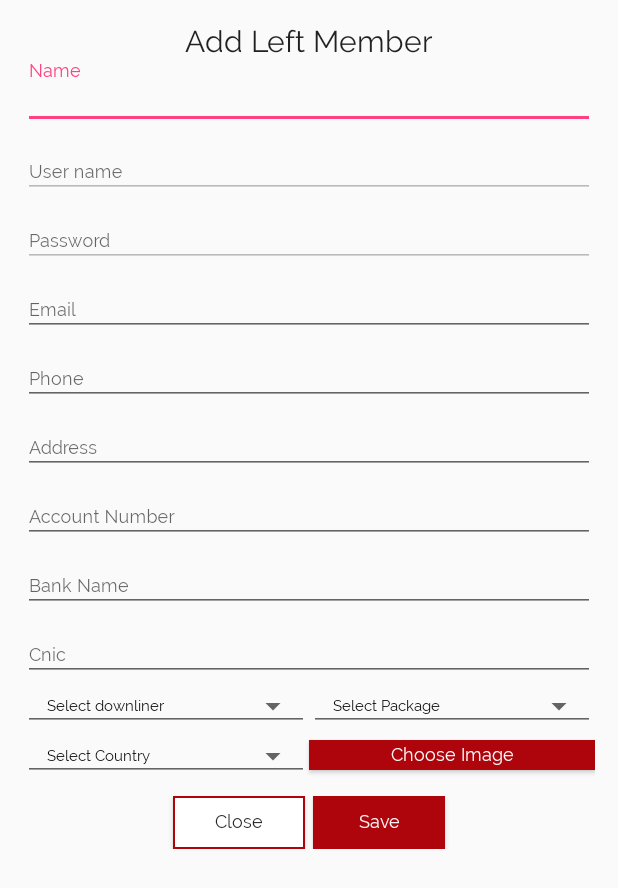
After one commit to mhd-zulqarnain/Binarymlm, an Android app: the AddMemberActivity screen opened directly, with no data from a screen before it, on a phone screen of 412 x 824 dp. The commit adds this screen. Shown: the top 888 px of the screen. Run offline under Robolectric (Android 15) with nearby library versions, the light colour scheme and no system bars.

Commit message:
make table

```diff
--- a/app/build.gradle
+++ b/app/build.gradle
@@ -42,4 +42,5 @@ dependencies {
 
     //SplashActivity Screen
     implementation 'gr.pantrif:easy-android-splash-screen:0.0.1'
+    implementation 'com.evrencoskun.library:tableview:0.8.8'
 }
--- /dev/null
+++ b/app/src/main/java/com/redcodetechnologies/mlm/AddMemberActivity.kt
@@ -0,0 +1,115 @@
+package com.redcodetechnologies.mlm
+
+import android.app.Activity
+import android.content.Intent
+import android.support.v7.app.AppCompatActivity
+import android.os.Bundle
+import android.text.Editable
+import android.text.Html
+import android.text.TextWatcher
+import com.company.redcode.royalcryptoexchange.utils.Apputils
+import kotlinx.android.synthetic.main.activity_add_member.*
+import java.util.*
+
+class AddMemberActivity : AppCompatActivity() {
+    val REQUSET_GALLERY_CODE: Int = 43
+   var  type:String = "right"
+
+    override fun onCreate(savedInstanceState: Bundle?) {
+        super.onCreate(savedInstanceState)
+        setContentView(R.layout.activity_add_member)
+        type = intent.getStringExtra("type");
+
+        ed_name!!.addTextChangedListener(object : TextWatcher {
+            override fun afterTextChanged(p0: Editable?) {
+                if (!ed_name!!.text.toString().trim().isEmpty() && ed_name!!.text.toString().trim() != "") {
+                    var name = ed_name!!.text.toString().trim()
+                    name = name.replace(" ", "");
+                    val r = Random(System.currentTimeMillis())
+                    var id = (1 + r.nextInt(2)) * 10000 + r.nextInt(10000)
+                    name = name + id
+                    var ran = UUID.randomUUID().toString()
+                    var pas = ran.split("-")
+                    ed_pass!!.setText(pas[0])
+                    ed_uname!!.setText(name)
+                }
+            }
+            override fun beforeTextChanged(p0: CharSequence?, p1: Int, p2: Int, p3: Int) {}
+            override fun onTextChanged(p0: CharSequence?, p1: Int, p2: Int, p3: Int) {}
+        })
+        if (type == "right") {
+            dialog_title!!.setText("Add Right Member")
+        } else
+            dialog_title!!.setText("Add Left Member")
+
+
+        btn_add_image.setOnClickListener {
+            val intent = Intent(Intent.ACTION_GET_CONTENT)
+            intent.type = "image/*"
+            startActivityForResult(intent, REQUSET_GALLERY_CODE)
+        }
+
+    }
+    private fun validation() {
+        if (ed_name!!.text.toString().trim() == "") {
+            ed_name!!.error = Html.fromHtml("<font color='white'>Enter user name</font>")
+            ed_name!!.requestFocus()
+            return
+        }
+
+        if (!Apputils.isValidEmail(ed_email!!.text.toString())) {
+            ed_email!!.error = Html.fromHtml("<font color='#E0796C'>Please enter correct Email Address</font>")
+            ed_email!!.requestFocus()
+            return
+
+        }
+
+        if (ed_phone!!.text.toString().trim() == "" || ed_phone!!.text.toString().trim { it <= ' ' }.length < 11) {
+            ed_phone!!.error = Html.fromHtml("<font color='white'>Invalid entry</font>")
+            ed_phone!!.requestFocus()
+            return
+
+        }
+
+        if (ed_address!!.text.toString().trim() == "") {
+            ed_address!!.error = Html.fromHtml("<font color='white'>This field could not be empty</font>")
+            ed_address!!.requestFocus()
+            return
+
+        }
+
+        if (ed_account!!.text.toString().trim() == "" || ed_account!!.text.toString().trim { it <= ' ' }.length < 18) {
+            ed_account!!.error = Html.fromHtml("<font color='white'>Invalid entry</font>")
+            ed_account!!.requestFocus()
+            return
+
+        }
+
+        if (ed_bank_name!!.text.toString().trim() == "") {
+            ed_bank_name!!.error = Html.fromHtml("<font color='white'>Please Enter bank name!</font>")
+            ed_bank_name!!.requestFocus()
+            return
+
+        }
+
+        if (ed_bank_name!!.text.toString().trim() == "") {
+            ed_bank_name!!.error = Html.fromHtml("<font color='white'>Please Enter bank name!</font>")
+            ed_bank_name!!.requestFocus()
+            return
+
+        }
+
+        if (ed_cnic!!.text.toString().trim() == "" || ed_cnic!!.text.toString().trim { it <= ' ' }.length < 12) {
+            ed_cnic!!.error = Html.fromHtml("<font color='white'>Invalid entry</font>")
+            ed_cnic!!.requestFocus()
+            return
+
+        }
+    }
+
+    override fun onActivityResult(requestCode: Int, resultCode: Int, data: Intent?) {
+        if (requestCode == REQUSET_GALLERY_CODE && resultCode == Activity.RESULT_OK && data != null) {
+            println("data " + data.data)
+        }
+    }
+}
--- a/app/src/main/java/com/redcodetechnologies/mlm/DrawerActivity.kt
+++ b/app/src/main/java/com/redcodetechnologies/mlm/DrawerActivity.kt
@@ -41,7 +41,7 @@ class DrawerActivity : AppCompatActivity(), NavigationView.OnNavigationItemSelec
         nav_view!!.setNavigationItemSelectedListener(this)
         enableExpandableList();
         getSupportActionBar()!!.setTitle("Dashboard")
-        supportFragmentManager.beginTransaction().add(R.id.main_layout, NetworkFragment()).commit()
+        supportFragmentManager.beginTransaction().add(R.id.main_layout, ReportFragment()).commit()
 
     }
 
--- /dev/null
+++ b/app/src/main/res/layout/activity_add_member.xml
@@ -0,0 +1,247 @@
+<?xml version="1.0" encoding="utf-8"?>
+<LinearLayout xmlns:android="http://schemas.android.com/apk/res/android"
+    android:layout_width="match_parent"
+    android:layout_height="wrap_content"
+    xmlns:app="http://schemas.android.com/apk/res-auto"
+    android:orientation="vertical"
+    >
+
+    <LinearLayout
+        android:layout_width="match_parent"
+        android:layout_height="wrap_content"
+        android:orientation="vertical"
+        android:layout_margin="15dp">
+        <TextView
+            android:id="@+id/dialog_title"
+            android:layout_width="wrap_content"
+            android:layout_height="wrap_content"
+            android:text="Add Left Member"
+            style="@style/CustomHeadingtextStyle"
+            android:layout_gravity="center"
+            />
+        <android.support.design.widget.TextInputLayout
+            android:layout_width="match_parent"
+            android:layout_height="wrap_content">
+
+            <EditText
+                android:id="@+id/ed_name"
+                android:layout_width="match_parent"
+                android:layout_height="wrap_content"
+                android:hint="Name"
+                android:imeOptions="actionDone"
+                android:maxLines="1"
+                style="@style/CustomBlacktextStyle"
+                android:singleLine="true"
+                />
+        </android.support.design.widget.TextInputLayout>
+        <android.support.design.widget.TextInputLayout
+            android:layout_width="match_parent"
+            android:layout_height="wrap_content">
+
+            <EditText
+                android:id="@+id/ed_uname"
+                android:layout_width="match_parent"
+                android:layout_height="wrap_content"
+                android:hint="User name"
+                android:imeOptions="actionNext"
+                android:maxLines="1"
+                style="@style/CustomBlacktextStyle"
+                android:singleLine="true"
+                android:enabled="false"
+                />
+        </android.support.design.widget.TextInputLayout>
+        <android.support.design.widget.TextInputLayout
+            android:layout_width="match_parent"
+            android:layout_height="wrap_content">
+
+            <EditText
+                android:id="@+id/ed_pass"
+                style="@style/CustomBlacktextStyle"
+                android:layout_width="match_parent"
+                android:layout_height="wrap_content"
+                android:enabled="false"
+                android:hint="Password"
+                android:imeOptions="actionNext"
+                android:inputType="textPassword"
+                android:maxLines="1"
+                android:singleLine="true" />
+        </android.support.design.widget.TextInputLayout>
+        <android.support.design.widget.TextInputLayout
+            android:layout_width="match_parent"
+            android:layout_height="wrap_content">
+
+            <EditText
+                android:id="@+id/ed_email"
+                android:layout_width="match_parent"
+                android:layout_height="wrap_content"
+                android:hint="Email"
+                android:inputType="textEmailAddress"
+                android:imeOptions="actionNext"
+                android:maxLines="1"
+                style="@style/CustomBlacktextStyle"
+                android:singleLine="true"
+                />
+        </android.support.design.widget.TextInputLayout>
+        <android.support.design.widget.TextInputLayout
+            android:layout_width="match_parent"
+            android:layout_height="wrap_content">
+
+            <EditText
+                android:id="@+id/ed_phone"
+                android:layout_width="match_parent"
+                android:layout_height="wrap_content"
+                android:hint="Phone"
+                android:inputType="number"
+                android:imeOptions="actionNext"
+                android:maxLines="1"
+                android:maxLength="11"
+                style="@style/CustomBlacktextStyle"
+                android:singleLine="true"
+                />
+        </android.support.design.widget.TextInputLayout>
+        <android.support.design.widget.TextInputLayout
+            android:layout_width="match_parent"
+            android:layout_height="wrap_content">
+
+            <EditText
+                android:id="@+id/ed_address"
+                android:layout_width="match_parent"
+                android:layout_height="wrap_content"
+                android:hint="Address"
+                android:inputType="text"
+                android:imeOptions="actionNext"
+                android:maxLines="1"
+                style="@style/CustomBlacktextStyle"
+                android:singleLine="true"
+                />
+        </android.support.design.widget.TextInputLayout>
+        <android.support.design.widget.TextInputLayout
+            android:layout_width="match_parent"
+            android:layout_height="wrap_content">
+
+            <EditText
+                android:id="@+id/ed_account"
+                android:layout_width="match_parent"
+                android:layout_height="wrap_content"
+                android:hint="Account Number"
+                android:inputType="number"
+                android:imeOptions="actionNext"
+                android:maxLines="1"
+                android:maxLength="20"
+                style="@style/CustomBlacktextStyle"
+                android:singleLine="true"
+                />
+        </android.support.design.widget.TextInputLayout>
+        <android.support.design.widget.TextInputLayout
+            android:layout_width="match_parent"
+            android:layout_height="wrap_content">
+
+            <EditText
+                android:id="@+id/ed_bank_name"
+                android:layout_width="match_parent"
+                android:layout_height="wrap_content"
+                android:hint="Bank Name"
+                android:inputType="text"
+                android:imeOptions="actionNext"
+                android:maxLines="1"
+                style="@style/CustomBlacktextStyle"
+                android:singleLine="true"
+                />
+        </android.support.design.widget.TextInputLayout>
+        <android.support.design.widget.TextInputLayout
+            android:layout_width="match_parent"
+            android:layout_height="wrap_content">
+
+            <EditText
+                android:id="@+id/ed_cnic"
+                android:layout_width="match_parent"
+                android:layout_height="wrap_content"
+                android:hint="Cnic"
+                android:inputType="number"
+                android:imeOptions="actionDone"
+                android:maxLines="1"
+                style="@style/CustomBlacktextStyle"
+                android:singleLine="true"
+                />
+        </android.support.design.widget.TextInputLayout>
+        <LinearLayout
+            android:layout_width="match_parent"
+            android:layout_height="wrap_content"
+            android:weightSum="2"
+            android:orientation="horizontal">
+            <android.support.v7.widget.AppCompatSpinner
+                android:layout_width="0dp"
+                android:layout_height="wrap_content"
+                android:layout_weight="1"
+                style="@style/Widget.AppCompat.Spinner.Underlined"
+                android:entries="@array/spinner_downliner"
+                android:theme="@style/CustomSpinner"
+                />
+            <android.support.v7.widget.AppCompatSpinner
+                android:layout_width="0dp"
+                android:layout_height="wrap_content"
+                style="@style/Widget.AppCompat.Spinner.Underlined"
+                android:layout_weight="1"
+                android:theme="@style/CustomSpinner"
+                android:entries="@array/spinner_package"
+                />
+
+        </LinearLayout>
+        <LinearLayout
+            android:layout_width="match_parent"
+            android:layout_height="wrap_content"
+            android:weightSum="2"
+            android:orientation="horizontal">
+            <android.support.v7.widget.AppCompatSpinner
+                android:layout_width="0dp"
+                style="@style/Widget.AppCompat.Spinner.Underlined"
+                android:layout_height="wrap_content"
+                android:layout_weight="1"
+                android:theme="@style/CustomSpinner"
+                android:entries="@array/spinner_country"
+                />
+            <Button
+                android:id="@+id/btn_add_image"
+                android:layout_width="0dp"
+                android:layout_height="20dp"
+                android:text="Choose Image"
+                style="@style/CustomWhitetextStyle"
+                android:layout_weight="1"
+                android:background="@color/colorRed"
+                />
+
+        </LinearLayout>
+        <LinearLayout
+            android:layout_width="match_parent"
+            android:layout_height="wrap_content"
+            android:gravity="center"
+            android:layout_margin="10dp"
+            android:orientation="horizontal"
+            >
+
+            <Button
+                android:id="@+id/btn_cancel"
+                android:layout_width="wrap_content"
+                android:layout_height="35dp"
+                android:text="Close"
+                android:background="@drawable/border_theme_red"
+                style="@style/CustomBlacktextStyle"
+                />
+
+            <Button
+                android:id="@+id/btn_ok"
+                android:layout_width="wrap_content"
+                android:layout_height="35dp"
+                android:text="Save"
+                android:layout_marginLeft="5dp"
+                android:background="@color/colorRed"
+                style="@style/CustomWhitetextStyle"
+                />
+
+        </LinearLayout>
+    </LinearLayout>
+
+
+
+
+</LinearLayout>
--- a/app/src/main/res/layout/fragment_network.xml
+++ b/app/src/main/res/layout/fragment_network.xml
@@ -275,6 +275,7 @@
         </LinearLayout>
 
         <TextView
+            android:id="@+id/fragment_title"
             android:layout_width="match_parent"
             android:layout_height="0dp"
             android:layout_weight=".8"
@@ -364,6 +365,7 @@
                 android:layout_width="match_parent"
                 android:layout_height="wrap_content"
                 android:layout_margin="3dp"
+                android:clickable="true"
                 android:background="@drawable/border_theme_red"
                 app:defaultQueryHint="Search.." />
         </LinearLayout>
```
Also changed, not shown: app/src/main/AndroidManifest.xml (+3 -5 lines), app/src/main/java/com/redcodetechnologies/mlm/ui/NetworkFragment.kt (+45 -148 lines), app/src/main/java/com/redcodetechnologies/mlm/ui/ReportFragment.kt (+6 -1 lines), app/src/main/res/layout/fragment_report.xml (+3 -4 lines).
